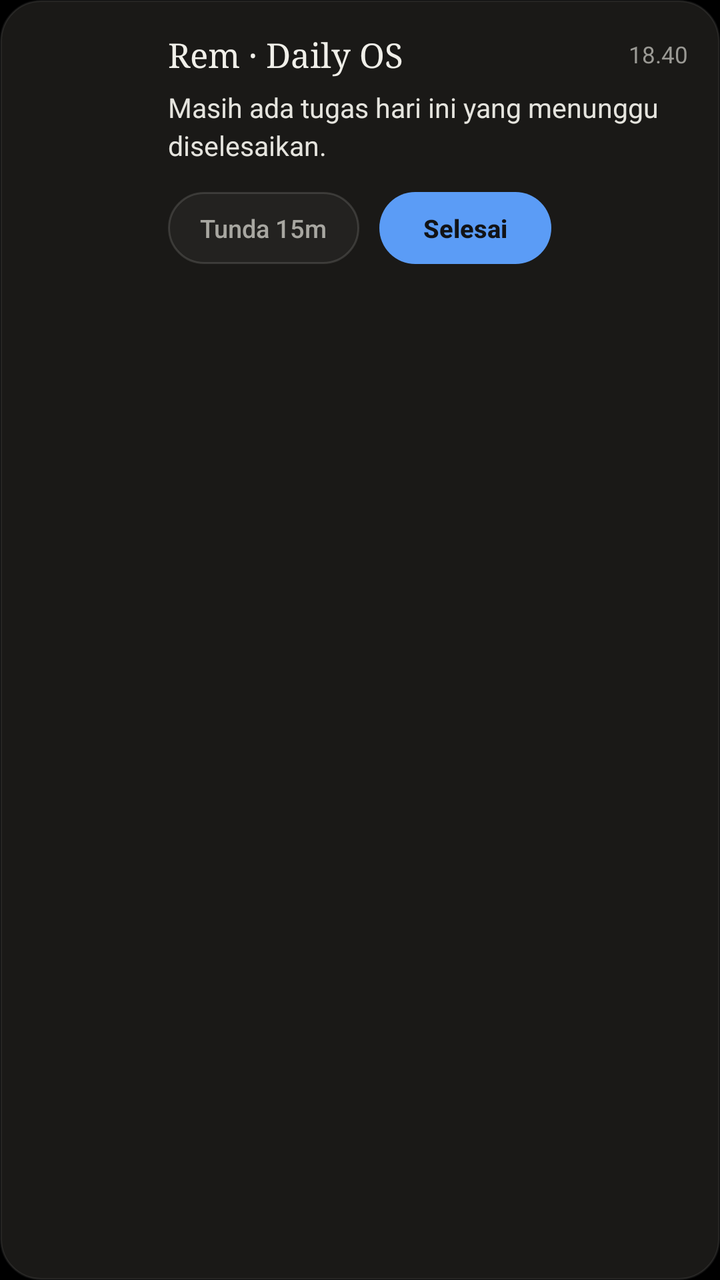
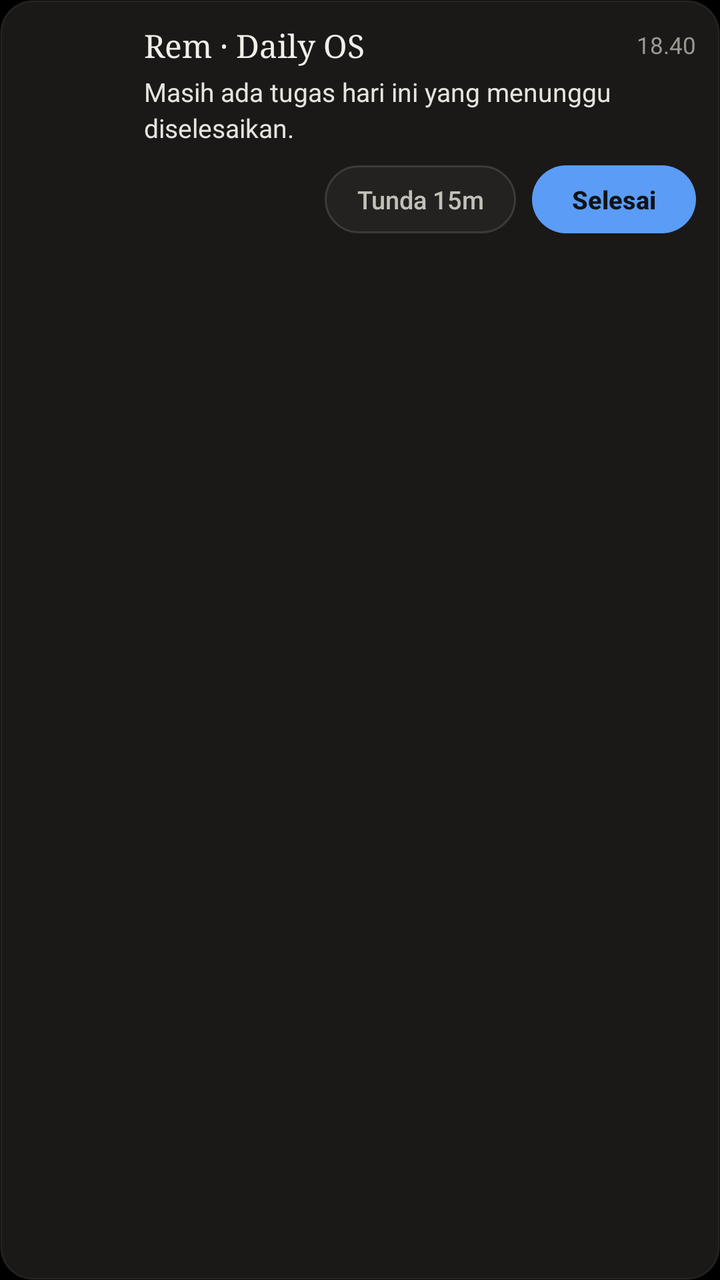

Before-and-after screenshots of an Android layout around one commit, followed by the original layout XML and the change that was made.
<!-- AndroidManifest.xml: application theme Theme.EcosystemKu -->
<!-- res/layout/notif_rem_expanded.xml -->
<?xml version="1.0" encoding="utf-8"?>
<LinearLayout xmlns:android="http://schemas.android.com/apk/res/android"
    android:layout_width="match_parent"
    android:layout_height="wrap_content"
    android:background="@drawable/bg_rem_notif_card"
    android:gravity="top"
    android:orientation="horizontal"
    android:paddingStart="16dp"
    android:paddingTop="16dp"
    android:paddingEnd="16dp"
    android:paddingBottom="16dp">

    <ImageView
        android:id="@+id/notif_avatar"
        android:layout_width="54dp"
        android:layout_height="54dp"
        android:contentDescription="@string/app_name"
        android:scaleType="fitCenter" />

    <LinearLayout
        android:layout_width="0dp"
        android:layout_height="wrap_content"
        android:layout_marginStart="14dp"
        android:layout_weight="1"
        android:orientation="vertical">

        <LinearLayout
            android:layout_width="match_parent"
            android:layout_height="wrap_content"
            android:gravity="center_vertical"
            android:orientation="horizontal">

            <TextView
                android:id="@+id/notif_title"
                android:layout_width="0dp"
                android:layout_height="wrap_content"
                android:layout_weight="1"
                android:ellipsize="end"
                android:fontFamily="serif"
                android:maxLines="1"
                android:text="Rem · Daily OS"
                android:textColor="#F0EFE9"
                android:textSize="17sp" />

            <TextView
                android:id="@+id/notif_time"
                android:layout_width="wrap_content"
                android:layout_height="wrap_content"
                android:layout_marginStart="8dp"
                android:fontFamily="sans-serif"
                android:text="18.40"
                android:textColor="#9A9994"
                android:textSize="11.5sp" />
        </LinearLayout>

        <TextView
            android:id="@+id/notif_body"
            android:layout_width="match_parent"
            android:layout_height="wrap_content"
            android:layout_marginTop="6dp"
            android:fontFamily="sans-serif"
            android:lineSpacingExtra="3dp"
            android:maxLines="4"
            android:text="Masih ada tugas hari ini yang menunggu diselesaikan."
            android:textColor="#E5E4DE"
            android:textSize="13.5sp" />

        <LinearLayout
            android:layout_width="match_parent"
            android:layout_height="wrap_content"
            android:layout_marginTop="14dp"
            android:gravity="start|center_vertical"
            android:orientation="horizontal">

            <TextView
                android:id="@+id/btn_snooze"
                android:layout_width="wrap_content"
                android:layout_height="36dp"
                android:background="@drawable/bg_rem_notif_btn_secondary"
                android:clickable="true"
                android:focusable="true"
                android:fontFamily="sans-serif-medium"
                android:gravity="center"
                android:paddingStart="16dp"
                android:paddingEnd="16dp"
                android:text="Tunda 15m"
                android:textColor="#A8A7A1"
                android:textSize="12.5sp" />

            <TextView
                android:id="@+id/btn_done"
                android:layout_width="wrap_content"
                android:layout_height="36dp"
                android:layout_marginStart="10dp"
                android:background="@drawable/bg_rem_notif_btn_primary"
                android:clickable="true"
                android:focusable="true"
                android:fontFamily="sans-serif-medium"
                android:gravity="center"
                android:paddingStart="22dp"
                android:paddingEnd="22dp"
                android:text="Selesai"
                android:textColor="#121316"
                android:textSize="12.5sp"
                android:textStyle="bold" />
        </LinearLayout>
    </LinearLayout>
</LinearLayout>
<!-- resources referenced by this layout -->
<resources>
  <!-- drawable bg_rem_notif_btn_primary (drawable) -->
  <?xml version="1.0" encoding="utf-8"?>
  <shape xmlns:android="http://schemas.android.com/apk/res/android"
      android:shape="rectangle">
      <solid android:color="#5B9CF6" />
      <corners android:radius="999dp" />
  </shape>
  <!-- drawable bg_rem_notif_btn_secondary (drawable) -->
  <?xml version="1.0" encoding="utf-8"?>
  <shape xmlns:android="http://schemas.android.com/apk/res/android"
      android:shape="rectangle">
      <solid android:color="#232220" />
      <corners android:radius="999dp" />
      <stroke
          android:width="1dp"
          android:color="#24F0EFE9" />
  </shape>
  <!-- drawable bg_rem_notif_card (drawable) -->
  <?xml version="1.0" encoding="utf-8"?>
  <shape xmlns:android="http://schemas.android.com/apk/res/android"
      android:shape="rectangle">
      <solid android:color="#1A1917" />
      <corners android:radius="20dp" />
      <stroke
          android:width="1dp"
          android:color="#14F0EFE9" />
  </shape>
  <string name="app_name">Asisten Rem</string>
  <style name="Theme.EcosystemKu" parent="android:Theme.Material.NoActionBar">
          <item name="android:windowBackground">@android:color/black</item>
          <item name="android:statusBarColor">@android:color/transparent</item>
          <item name="android:navigationBarColor">@android:color/transparent</item>
      </style>
</resources>

<!-- the commit's change to res/layout/notif_rem_expanded.xml (unified diff, before → after) -->
@@ -3,106 +3,120 @@
     android:layout_width="match_parent"
     android:layout_height="wrap_content"
     android:background="@drawable/bg_rem_notif_card"
-    android:gravity="top"
-    android:orientation="horizontal"
-    android:paddingStart="16dp"
-    android:paddingTop="16dp"
-    android:paddingEnd="16dp"
-    android:paddingBottom="16dp">
-
-    <ImageView
-        android:id="@+id/notif_avatar"
-        android:layout_width="54dp"
-        android:layout_height="54dp"
-        android:contentDescription="@string/app_name"
-        android:scaleType="fitCenter" />
+    android:orientation="vertical"
+    android:paddingStart="12dp"
+    android:paddingTop="12dp"
+    android:paddingEnd="12dp"
+    android:paddingBottom="12dp">
 
     <LinearLayout
-        android:layout_width="0dp"
+        android:layout_width="match_parent"
         android:layout_height="wrap_content"
-        android:layout_marginStart="14dp"
-        android:layout_weight="1"
-        android:orientation="vertical">
+        android:gravity="top"
+        android:orientation="horizontal">
+
+        <ImageView
+            android:id="@+id/notif_avatar"
+            android:layout_width="48dp"
+            android:layout_height="48dp"
+            android:contentDescription="@string/app_name"
+            android:scaleType="fitCenter" />
 
         <LinearLayout
-            android:layout_width="match_parent"
+            android:layout_width="0dp"
             android:layout_height="wrap_content"
-            android:gravity="center_vertical"
-            android:orientation="horizontal">
+            android:layout_marginStart="12dp"
+            android:layout_weight="1"
+            android:orientation="vertical">
+
+            <LinearLayout
+                android:layout_width="match_parent"
+                android:layout_height="wrap_content"
+                android:gravity="center_vertical"
+                android:orientation="horizontal">
+
+                <TextView
+                    android:id="@+id/notif_title"
+                    android:layout_width="0dp"
+                    android:layout_height="wrap_content"
+                    android:layout_weight="1"
+                    android:ellipsize="end"
+                    android:fontFamily="serif"
+                    android:maxLines="1"
+                    android:text="Rem · Daily OS"
+                    android:textColor="#F0EFE9"
+                    android:textSize="16sp" />
+
+                <TextView
+                    android:id="@+id/notif_time"
+                    android:layout_width="wrap_content"
+                    android:layout_height="wrap_content"
+                    android:layout_marginStart="8dp"
+                    android:fontFamily="sans-serif"
+                    android:maxLines="1"
+                    android:text="18.40"
+                    android:textColor="#9A9994"
+                    android:textSize="11.5sp" />
+            </LinearLayout>
 
             <TextView
-                android:id="@+id/notif_title"
-                android:layout_width="0dp"
+                android:id="@+id/notif_body"
+                android:layout_width="match_parent"
                 android:layout_height="wrap_content"
-                android:layout_weight="1"
+                android:layout_marginTop="4dp"
                 android:ellipsize="end"
-                android:fontFamily="serif"
-                android:maxLines="1"
-                android:text="Rem · Daily OS"
-                android:textColor="#F0EFE9"
-                android:textSize="17sp" />
+                android:fontFamily="sans-serif"
+                android:lineSpacingExtra="2.5dp"
+                android:maxLines="4"
+                android:text="Masih ada tugas hari ini yang menunggu diselesaikan."
+                android:textColor="#E5E4DE"
+                android:textSize="13sp" />
+        </LinearLayout>
+    </LinearLayout>
 
-            <TextView
-                android:id="@+id/notif_time"
-                android:layout_width="wrap_content"
-                android:layout_height="wrap_content"
-                android:layout_marginStart="8dp"
-                android:fontFamily="sans-serif"
-                android:text="18.40"
-                android:textColor="#9A9994"
-                android:textSize="11.5sp" />
-        </LinearLayout>
+    <LinearLayout
+        android:layout_width="match_parent"
+        android:layout_height="wrap_content"
+        android:layout_marginTop="10dp"
+        android:gravity="end|center_vertical"
+        android:orientation="horizontal">
 
         <TextView
-            android:id="@+id/notif_body"
-            android:layout_width="match_parent"
-            android:layout_height="wrap_content"
-            android:layout_marginTop="6dp"
-            android:fontFamily="sans-serif"
-            android:lineSpacingExtra="3dp"
-            android:maxLines="4"
-            android:text="Masih ada tugas hari ini yang menunggu diselesaikan."
-            android:textColor="#E5E4DE"
-            android:textSize="13.5sp" />
+            android:id="@+id/btn_snooze"
+            android:layout_width="wrap_content"
+            android:layout_height="34dp"
+            android:background="@drawable/bg_rem_notif_btn_secondary"
+            android:clickable="true"
+            android:ellipsize="end"
+            android:focusable="true"
+            android:fontFamily="sans-serif-medium"
+            android:gravity="center"
+            android:maxLines="1"
+            android:paddingStart="16dp"
+            android:paddingEnd="16dp"
+            android:singleLine="true"
+            android:text="Tunda 15m"
+            android:textColor="#C2C0B9"
+            android:textSize="12.5sp" />
 
-        <LinearLayout
-            android:layout_width="match_parent"
-            android:layout_height="wrap_content"
-            android:layout_marginTop="14dp"
-            android:gravity="start|center_vertical"
-            android:orientation="horizontal">
-
-            <TextView
-                android:id="@+id/btn_snooze"
-                android:layout_width="wrap_content"
-                android:layout_height="36dp"
-                android:background="@drawable/bg_rem_notif_btn_secondary"
-                android:clickable="true"
-                android:focusable="true"
-                android:fontFamily="sans-serif-medium"
-                android:gravity="center"
-                android:paddingStart="16dp"
-                android:paddingEnd="16dp"
-                android:text="Tunda 15m"
-                android:textColor="#A8A7A1"
-                android:textSize="12.5sp" />
-
-            <TextView
-                android:id="@+id/btn_done"
-                android:layout_width="wrap_content"
-                android:layout_height="36dp"
-                android:layout_marginStart="10dp"
-                android:background="@drawable/bg_rem_notif_btn_primary"
-                android:clickable="true"
-                android:focusable="true"
-                android:fontFamily="sans-serif-medium"
-                android:gravity="center"
-                android:paddingStart="22dp"
-                android:paddingEnd="22dp"
-                android:text="Selesai"
-                android:textColor="#121316"
-                android:textSize="12.5sp"
-                android:textStyle="bold" />
-        </LinearLayout>
+        <TextView
+            android:id="@+id/btn_done"
+            android:layout_width="wrap_content"
+            android:layout_height="34dp"
+            android:layout_marginStart="8dp"
+            android:background="@drawable/bg_rem_notif_btn_primary"
+            android:clickable="true"
+            android:ellipsize="end"
+            android:focusable="true"
+            android:fontFamily="sans-serif-medium"
+            android:gravity="center"
+            android:maxLines="1"
+            android:paddingStart="20dp"
+            android:paddingEnd="20dp"
+            android:singleLine="true"
+            android:text="Selesai"
+            android:textColor="#121316"
+            android:textSize="12.5sp"
+            android:textStyle="bold" />
     </LinearLayout>
 </LinearLayout>
<!-- resource entries referenced after the edit -->
@@ -22,7 +22,7 @@
   <shape xmlns:android="http://schemas.android.com/apk/res/android"
       android:shape="rectangle">
       <solid android:color="#1A1917" />
-      <corners android:radius="20dp" />
+      <corners android:radius="16dp" />
       <stroke
           android:width="1dp"
           android:color="#14F0EFE9" />
